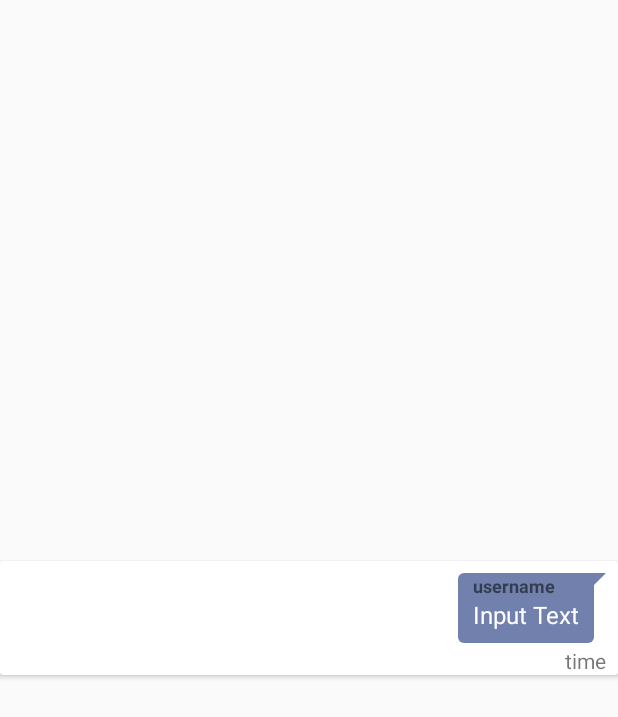
After one commit to eebrian123tw93/FirebaseChatAppTest, an Android app: the layout item_self_message.xml on its own in the app's theme, with its tools: preview values and no code run, on a phone screen of 412 x 824 dp. The commit adds this screen. Shown: the top 717 px of the screen. Run offline under Robolectric (Android 15) with nearby library versions, the phone set to English and light mode, and no system bars.

Commit message:
聊天室UI更新

```diff
--- a/app/src/main/java/twb/brianlu/com/firebasetest/chat/ChatActivity.java
+++ b/app/src/main/java/twb/brianlu/com/firebasetest/chat/ChatActivity.java
@@ -66,7 +66,7 @@ public class ChatActivity extends AppCompatActivity implements ChatView, View.On
 //        ListView listOfMessages = findViewById(R.id.list_of_messages);
 
 //        adapter = new FirebaseListAdapter<ChatMessage>(this, ChatMessage.class,
-//                R.layout.item_message, FirebaseDatabase.getInstance().getReference("rooms/" + "roomId")) {
+//                R.layout.item_self_message, FirebaseDatabase.getInstance().getReference("rooms/" + "roomId")) {
 //            @Override
 //            protected void populateView(View v, ChatMessage model, int position) {
 //                // Get references to the views of item_messagessage.xml
--- a/app/src/main/java/twb/brianlu/com/firebasetest/model/ChatMessage.java
+++ b/app/src/main/java/twb/brianlu/com/firebasetest/model/ChatMessage.java
@@ -8,13 +8,15 @@ import lombok.Data;
 public class ChatMessage {
 
     private String messageText;
+    private String userUid;
     private String messageUser;
     private long messageTime;
 
-    public ChatMessage(String messageText, String messageUser) {
+    public ChatMessage(String messageText, String messageUser,String userUid) {
         this.messageText = messageText;
         this.messageUser = messageUser;
         messageTime = new Date().getTime();
+        this.userUid=userUid;
     }
 
     public ChatMessage() {
--- a/app/src/main/java/twb/brianlu/com/firebasetest/navigation/NavigationActivity.java
+++ b/app/src/main/java/twb/brianlu/com/firebasetest/navigation/NavigationActivity.java
@@ -1,5 +1,6 @@
 package twb.brianlu.com.firebasetest.navigation;
 
+import android.content.Intent;
 import android.os.Bundle;
 import android.support.annotation.NonNull;
 import android.support.design.widget.BottomNavigationView;
@@ -13,6 +14,7 @@ import java.util.HashMap;
 import java.util.Map;
 
 import twb.brianlu.com.firebasetest.R;
+import twb.brianlu.com.firebasetest.chat.ChatActivity;
 import twb.brianlu.com.firebasetest.login.LoginFragment;
 import twb.brianlu.com.firebasetest.pair.PairFragment;
 import twb.brianlu.com.firebasetest.profile.ProfileFragment;
@@ -44,7 +46,7 @@ public class NavigationActivity extends AppCompatActivity implements BottomNavig
 //        if (getSupportActionBar() != null) {
 //            getSupportActionBar().setTitle(bottomNavigationView.getMenu().getItem(1).getTitle());
 //        }
-
+            startActivity(new Intent(this, ChatActivity.class));
 
         navigationPresenter = new NavigationPresenter(this);
         bottomNavigationView.setSelectedItemId(R.id.pair);
--- /dev/null
+++ b/app/src/main/res/drawable/chat_input_background.xml
@@ -0,0 +1,20 @@
+<?xml version="1.0" encoding="utf-8"?>
+<layer-list xmlns:android="http://schemas.android.com/apk/res/android">
+    <item>
+        <rotate
+            android:fromDegrees="45"
+            android:pivotX="100%"
+            android:pivotY="0%"
+            android:toDegrees="0" >
+            <shape android:shape="rectangle" >
+                <solid android:color="@color/botPrimary" />
+            </shape>
+        </rotate>
+    </item>
+    <item android:right="8dp">
+        <shape android:shape="rectangle" >
+            <solid android:color="@color/botPrimary" />
+            <corners android:radius="4dp" />
+        </shape>
+    </item>
+</layer-list>
--- /dev/null
+++ b/app/src/main/res/layout/item_self_message.xml
@@ -0,0 +1,62 @@
+<?xml version="1.0" encoding="utf-8"?>
+<android.support.v7.widget.CardView xmlns:android="http://schemas.android.com/apk/res/android"
+    xmlns:card_view="http://schemas.android.com/apk/res-auto"
+
+
+    xmlns:tools="http://schemas.android.com/tools"
+    android:id="@+id/card_view"
+    android:layout_width="match_parent"
+    android:layout_height="wrap_content"
+    android:layout_gravity="center"
+    android:layout_margin="0dp">>
+
+    <android.support.constraint.ConstraintLayout
+        android:layout_width="match_parent"
+        android:layout_height="wrap_content">
+
+        <TextView
+            android:id="@+id/message_time"
+            android:layout_width="wrap_content"
+            android:layout_height="wrap_content"
+            android:layout_marginEnd="8dp"
+            android:text="time"
+            card_view:layout_constraintBottom_toBottomOf="parent"
+            card_view:layout_constraintEnd_toEndOf="parent" />
+
+        <LinearLayout
+            android:layout_width="wrap_content"
+            android:layout_height="wrap_content"
+            android:layout_marginTop="8dp"
+            android:layout_marginEnd="8dp"
+            android:layout_marginBottom="2dp"
+            android:background="@drawable/chat_input_background"
+            android:orientation="vertical"
+            android:paddingStart="10dp"
+            android:paddingEnd="18dp"
+            card_view:layout_constraintBottom_toTopOf="@+id/message_time"
+            card_view:layout_constraintEnd_toEndOf="parent"
+            card_view:layout_constraintTop_toTopOf="parent">
+
+            <TextView
+                android:id="@+id/message_user"
+                android:layout_width="wrap_content"
+                android:layout_height="wrap_content"
+                android:text="username"
+                android:textSize="12sp"
+                android:textStyle="normal|bold" />
+
+            <TextView
+                android:id="@+id/message_text"
+                android:layout_width="wrap_content"
+                android:layout_height="wrap_content"
+                android:layout_marginTop="0dp"
+                android:layout_marginBottom="8dp"
+                android:maxWidth="150dp"
+                android:text="Input Text"
+                android:textColor="#FFF"
+                android:textSize="16sp" />
+
+        </LinearLayout>
+    </android.support.constraint.ConstraintLayout>
+
+</android.support.v7.widget.CardView>
```
Also changed, not shown: app/src/main/java/twb/brianlu/com/firebasetest/chat/ChatPresenter.java (+20 -20 lines), app/src/main/java/twb/brianlu/com/firebasetest/chat/adapter/ChatMessageRVAdapter.java (+29 -4 lines), app/src/main/java/twb/brianlu/com/firebasetest/chat/adapter/ChatMessageRVPresenter.java (+7 -1 lines), app/src/main/res/drawable/chat_response_background.xml (added, +20 -0 lines), app/src/main/res/layout/item_message.xml (deleted, +0 -51 lines), app/src/main/res/layout/item_opposite_message.xml (added, +62 -0 lines), app/src/main/res/values/colors.xml (+7 -0 lines).
